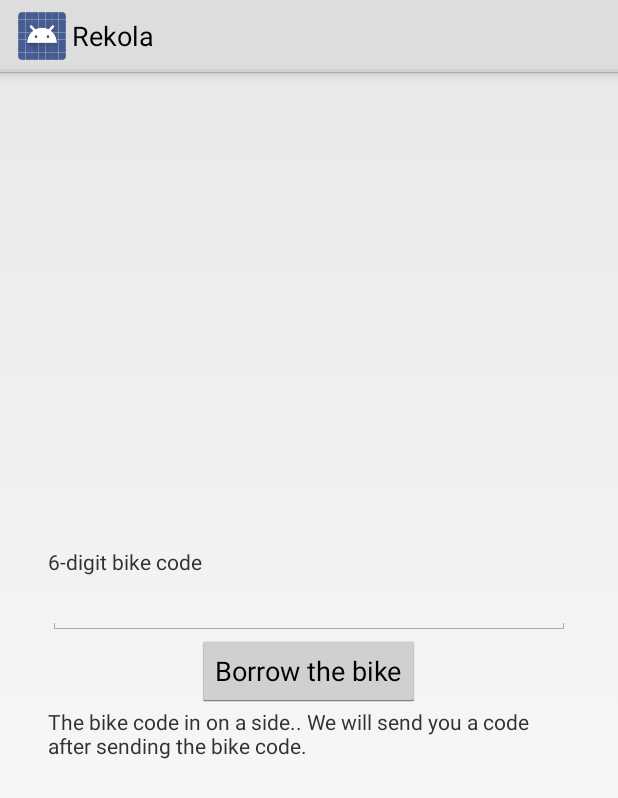
After one commit to RekolaCZ/mobile-android, an Android app: the fragment BorrowFragment shown on its own in the app's theme, on a phone screen of 412 x 824 dp. The commit adds this screen. Shown: the top 798 px of the screen. Run offline under Robolectric (Android 15) with nearby library versions, the phone set to English and light mode, and no system bars; our stand-ins replace ButterKnife; libraries missing offline, so code that uses them is left out: com.squareup.otto; 1 statement that could not run was skipped.

Commit message:
Borrow implemented, api error handling design

```diff
--- a/rekola/src/main/java/cz/rekola/android/adapter/SectionsPagerAdapter.java
+++ b/rekola/src/main/java/cz/rekola/android/adapter/SectionsPagerAdapter.java
@@ -11,6 +11,7 @@ import java.util.Locale;
 
 import cz.rekola.android.R;
 import cz.rekola.android.api.model.Bike;
+import cz.rekola.android.fragment.BorrowFragment;
 import cz.rekola.android.fragment.MapFragment;
 import cz.rekola.android.fragment.PlaceholderFragment;
 
@@ -34,6 +35,8 @@ public class SectionsPagerAdapter extends FragmentPagerAdapter {
         // getItem is called to instantiate the fragment for the given page.
         // Return a PlaceholderFragment (defined as a static inner class below).
         switch(position) {
+			case 0:
+				return new BorrowFragment();
             case 1:
                 return new MapFragment();
             default:
--- a/rekola/src/main/java/cz/rekola/android/api/ApiService.java
+++ b/rekola/src/main/java/cz/rekola/android/api/ApiService.java
@@ -3,6 +3,7 @@ package cz.rekola.android.api;
 import java.util.List;
 
 import cz.rekola.android.api.model.Bike;
+import cz.rekola.android.api.model.BorrowedBike;
 import cz.rekola.android.api.model.Location;
 import cz.rekola.android.api.model.Token;
 import cz.rekola.android.api.requestmodel.Credentials;
@@ -23,5 +24,8 @@ public interface ApiService {
 	public void login(@Body Credentials body, Callback<Token> callback);
 
 	@GET("/bikes")
-	public void getBikes(@Header("X-Api-Key") String token, @Query("lat") String lat, @Query("lng") String lng,/*@Path("lat") double lat, @Path("lng") double lng,*/ Callback<List<Bike>> bikesCallback);
+	public void getBikes(@Header("X-Api-Key") String token, @Query("lat") String lat, @Query("lng") String lng,/*@Path("lat") double lat, @Path("lng") double lng,*/ Callback<List<Bike>> callback);
+
+	@GET("/bikes/lock-code")
+	public void borrowBike(@Header("X-Api-Key") String token, @Query("bikeCode") int bikeCode, @Query("lat") String lat, @Query("lng") String lng, Callback<BorrowedBike> callback);
 }
--- /dev/null
+++ b/rekola/src/main/java/cz/rekola/android/api/model/error/BikeConflictError.java
@@ -0,0 +1,4 @@
+package cz.rekola.android.api.model.error;
+
+public class BikeConflictError extends MessageError {
+}
--- /dev/null
+++ b/rekola/src/main/java/cz/rekola/android/fragment/BorrowFragment.java
@@ -0,0 +1,74 @@
+package cz.rekola.android.fragment;
+
+import android.app.Fragment;
+import android.os.Bundle;
+import android.view.LayoutInflater;
+import android.view.View;
+import android.view.ViewGroup;
+import android.widget.Button;
+import android.widget.EditText;
+import android.widget.Toast;
+
+import com.squareup.otto.Subscribe;
+
+import butterknife.ButterKnife;
+import butterknife.InjectView;
+import cz.rekola.android.R;
+import cz.rekola.android.activity.MainActivity;
+import cz.rekola.android.api.model.error.MessageError;
+import cz.rekola.android.core.RekolaApp;
+import cz.rekola.android.core.bus.BikeBorrowFailedEvent;
+import cz.rekola.android.core.bus.BikeBorrowedEvent;
+
+public class BorrowFragment extends Fragment {
+
+	@InjectView(R.id.bike_code)
+	EditText vBikeCode;
+	@InjectView(R.id.borrow)
+	Button vBorrow;
+
+	@Override
+	public View onCreateView(LayoutInflater inflater, ViewGroup container, Bundle savedInstanceState) {
+		return inflater.inflate(R.layout.fragment_borrow, container, false);
+	}
+
+	@Override
+	public void onViewCreated(View view, Bundle savedInstanceState) {
+		super.onViewCreated(view, savedInstanceState);
+		ButterKnife.inject(this, view);
+		getApp().getBus().register(this);
+
+		vBorrow.setOnClickListener(new View.OnClickListener() {
+			@Override
+			public void onClick(View view) {
+				if (vBikeCode.getText().length() != getResources().getInteger(R.integer.bike_code_length)) {
+					Toast.makeText(getActivity(), "Incorrect bike code!", Toast.LENGTH_SHORT).show();
+					return;
+				}
+				getApp().getDataManager().borrowBike(Integer.parseInt(vBikeCode.getText().toString()));
+			}
+		});
+	}
+
+	@Subscribe
+	public void bikeBorrowed(BikeBorrowedEvent event) {
+		Toast.makeText(getActivity(), "Bike borrowed!", Toast.LENGTH_SHORT).show();
+	}
+
+	@Subscribe
+	public void bikeBorrowFailed(BikeBorrowFailedEvent event) {
+		if (event.error != null && event.error instanceof MessageError) {
+			Toast.makeText(getActivity(), ((MessageError)event.error).message, Toast.LENGTH_SHORT).show();
+		} else {
+			Toast.makeText(getActivity(), "Failed to borrow bike!", Toast.LENGTH_SHORT).show();
+		}
+	}
+
+	private MainActivity getAct() {
+		return (MainActivity) getActivity();
+	}
+
+	private RekolaApp getApp() {
+		return (RekolaApp) getActivity().getApplication();
+	}
+}
--- /dev/null
+++ b/rekola/src/main/res/layout/fragment_borrow.xml
@@ -0,0 +1,37 @@
+<?xml version="1.0" encoding="utf-8"?>
+<LinearLayout xmlns:android="http://schemas.android.com/apk/res/android"
+	android:orientation="vertical"
+	android:layout_width="match_parent"
+	android:layout_height="match_parent"
+	android:gravity="center"
+	android:padding="@dimen/grid_8"
+	android:layout_gravity="top|center_horizontal">
+
+	<TextView
+		android:layout_width="match_parent"
+		android:layout_height="wrap_content"
+		android:text="6-digit bike code"
+		android:layout_gravity="center" />
+
+	<EditText
+		android:id="@+id/bike_code"
+		android:layout_width="match_parent"
+		android:layout_height="wrap_content"
+		android:text=""
+		android:maxLength="@integer/bike_code_length"
+		android:inputType="number"
+		android:layout_gravity="center" />
+
+	<Button
+		android:id="@+id/borrow"
+		android:layout_width="wrap_content"
+		android:layout_height="wrap_content"
+		android:text="Borrow the bike"/>
+
+	<TextView
+		android:layout_width="match_parent"
+		android:layout_height="wrap_content"
+		android:text="The bike code in on a side.. We will send you a code after sending the bike code."
+		android:layout_gravity="center" />
+
+</LinearLayout>
--- /dev/null
+++ b/rekola/src/main/res/values/constants.xml
@@ -0,0 +1,6 @@
+<?xml version="1.0" encoding="utf-8"?>
+<resources>
+
+	<integer name="bike_code_length">3</integer>
+
+</resources>
```
Also changed, not shown: rekola/src/main/java/cz/rekola/android/api/model/BorrowedBike.java (added, +8 -0 lines), rekola/src/main/java/cz/rekola/android/api/model/error/BaseError.java (added, +7 -0 lines), rekola/src/main/java/cz/rekola/android/api/model/error/MessageError.java (added, +10 -0 lines), rekola/src/main/java/cz/rekola/android/core/bus/BaseErrorEvent.java (added, +16 -0 lines), rekola/src/main/java/cz/rekola/android/core/bus/BikeBorrowFailedEvent.java (added, +19 -0 lines), rekola/src/main/java/cz/rekola/android/core/bus/BikeBorrowedEvent.java (added, +7 -0 lines), rekola/src/main/java/cz/rekola/android/core/data/DataManager.java (+46 -4 lines).
